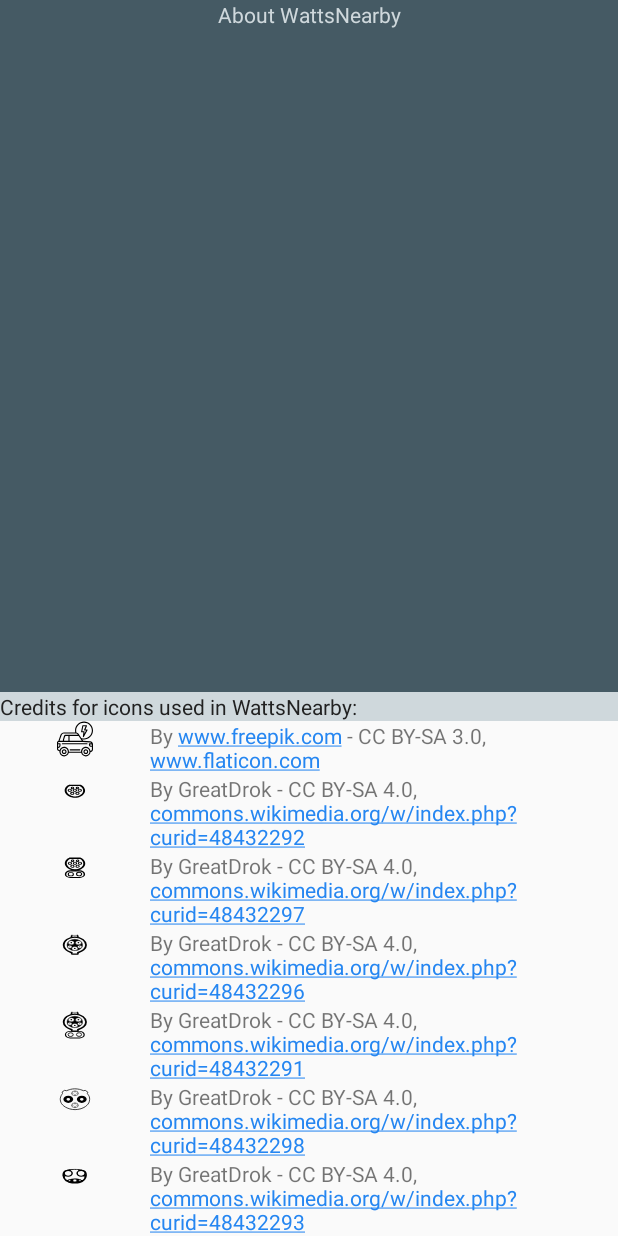
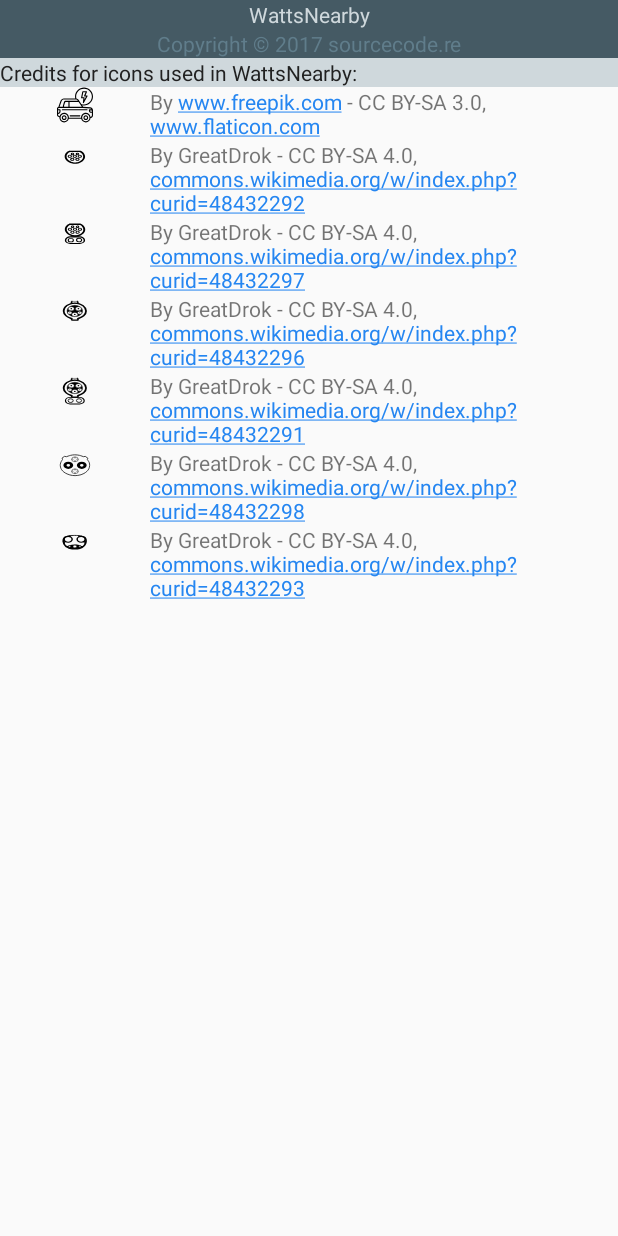
Before and after one commit to sourcecodere/WattsNearby, an Android app: the layout bottom_sheet_about.xml on its own in the app's theme, with its tools: preview values and no code run, on a phone screen of 412 x 824 dp. Run offline under Robolectric (Android 15) with nearby library versions, the phone set to English and light mode, and no system bars.

```diff
--- a/app/src/main/res/layout/bottom_sheet_about.xml
+++ b/app/src/main/res/layout/bottom_sheet_about.xml
@@ -3,7 +3,10 @@
     android:layout_width="match_parent"
     android:layout_height="match_parent"
     android:orientation="vertical">
-
+    <LinearLayout
+        android:layout_width="match_parent"
+        android:layout_height="wrap_content"
+        android:orientation="vertical">
     <TextView
         android:id="@+id/about_sheet_title"
         android:layout_width="match_parent"
@@ -13,6 +16,17 @@
         android:text="@string/about_title"
         android:textAlignment="center"
         android:textColor="@color/primary_light" />
+        <TextView
+            android:id="@+id/about_sheet_developer"
+            android:layout_width="match_parent"
+            android:layout_height="wrap_content"
+            android:layout_weight="0.8"
+            android:background="@color/primary_dark"
+            android:text="@string/about_developer"
+            android:textAlignment="center"
+            android:textColor="@color/primary" />
+
+    </LinearLayout>
 
     <TextView
         android:id="@+id/about_sheet_sub_title"
--- a/app/src/main/res/values/strings.xml
+++ b/app/src/main/res/values/strings.xml
@@ -72,7 +72,8 @@
     <string name="pref_enable_other_input_false">Not Enabled</string>
 
     <!-- About -->
-    <string name="about_title">About WattsNearby</string>
+    <string name="about_title" translatable="false">WattsNearby</string>
+    <string name="about_developer" translatable="false">Copyright \u00A9 2017 sourcecode.re</string>
 
     <!-- Credits -->
     <!-- IC launcher icon -->
```
Also changed, not shown: app/src/main/java/re/sourcecode/android/wattsnearby/BottomSheetGenericFragment.java (+12 -4 lines), app/src/main/java/re/sourcecode/android/wattsnearby/BottomSheetStationFragment.java (+36 -0 lines).
